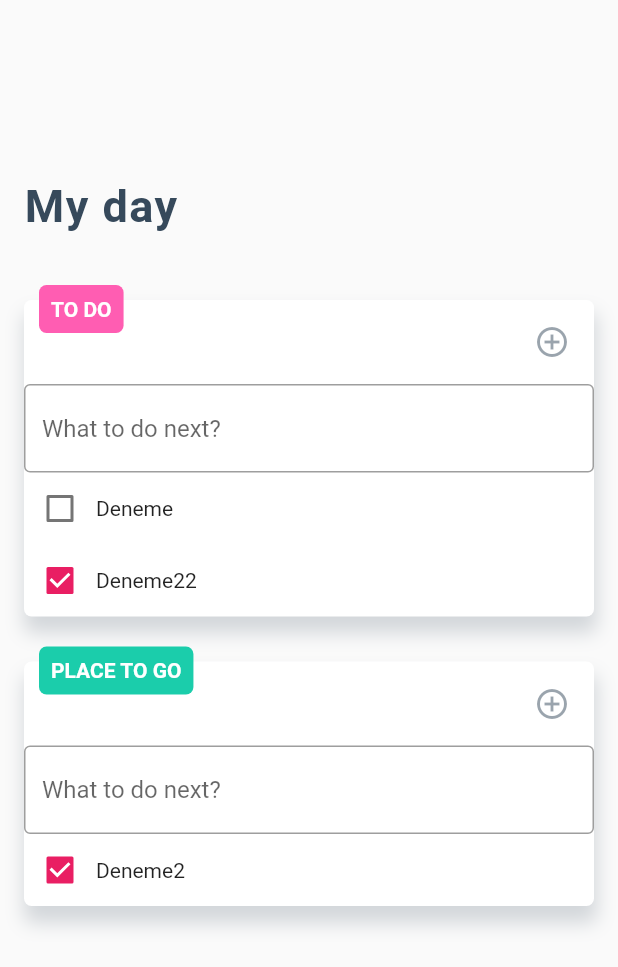
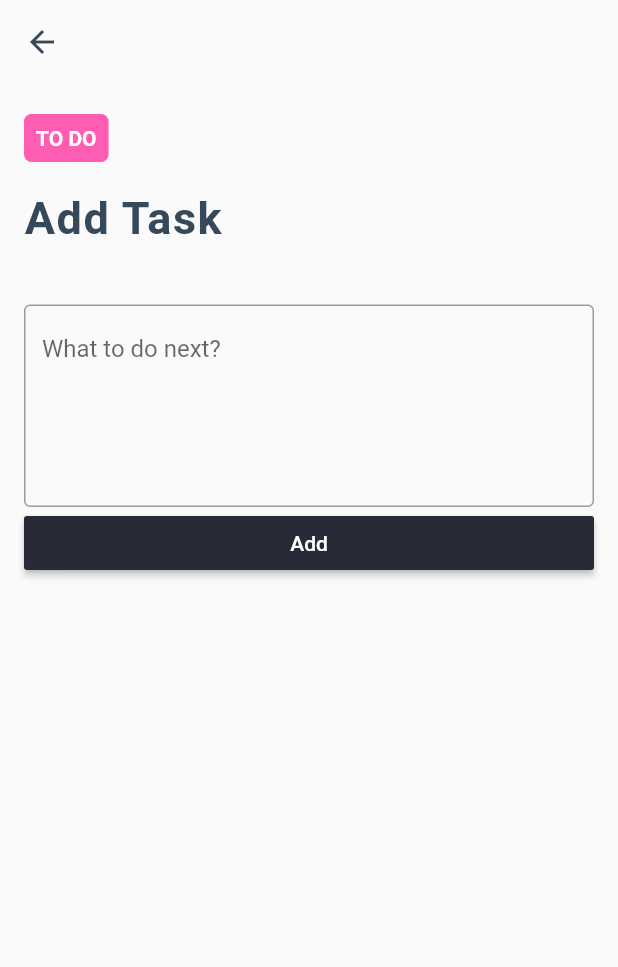
Before and after one commit to muraterd/flutter_challenges, a Flutter app: the screen it shows after launch, after a tap on the "add circle outline" icon, on a phone screen of 412 x 824 dp. Shown: the top 967 px of the screen. Run offline on Flutter 3.47's test engine with Material 2 defaults, Android fonts, the phone set to English and light mode, and no system bars; Roboto replaces fonts that are missing (Helvetica).

Commit message:
Add new task screen

```diff
--- /dev/null
+++ b/todo_app_1/lib/components/ToDoItem.dart
@@ -0,0 +1,22 @@
+import 'package:flutter/material.dart';
+import 'package:todo_app/models/ToDoItemModel.dart';
+
+class ToDoItem extends StatelessWidget {
+  const ToDoItem({Key key, this.model}) : super(key: key);
+
+  final ToDoItemModel model;
+
+  @override
+  Widget build(BuildContext context) {
+    return Row(
+      children: <Widget>[
+        Checkbox(
+          value: model.isCompleted,
+          onChanged: (a) {},
+          activeColor: Colors.pink,
+        ),
+        Text(model.text),
+      ],
+    );
+  }
+}
--- /dev/null
+++ b/todo_app_1/lib/components/ToDoLabel.dart
@@ -0,0 +1,29 @@
+import 'package:flutter/material.dart';
+
+class ToDoLabel extends StatelessWidget {
+  const ToDoLabel({Key key, this.text, this.bgColor = const Color(0xFFFF5DB2)})
+      : super(key: key);
+
+  final String text;
+  final Color bgColor;
+
+  @override
+  Widget build(BuildContext context) {
+    return Container(
+      child: Padding(
+        padding: const EdgeInsets.all(8.0),
+        child: Text(
+          text,
+          style: TextStyle(
+            color: Colors.white,
+            fontWeight: FontWeight.w700,
+          ),
+        ),
+      ),
+      decoration: BoxDecoration(
+        color: bgColor,
+        borderRadius: BorderRadius.all(Radius.circular(5)),
+      ),
+    );
+  }
+}
--- /dev/null
+++ b/todo_app_1/lib/components/ToDoList.dart
@@ -0,0 +1,136 @@
+import 'package:flutter/material.dart';
+import 'package:todo_app/assets/Colors.dart';
+import 'package:todo_app/assets/Styles.dart';
+import 'package:todo_app/components/ToDoItem.dart';
+import 'package:todo_app/components/ToDoLabel.dart';
+import 'package:todo_app/models/ToDoItemModel.dart';
+import 'package:todo_app/Istanbay.dart' as IstanbayUI;
+import 'package:todo_app/screens/AddTaskScreen.dart';
+
+class ToDoList extends StatelessWidget {
+  const ToDoList(
+      {Key key,
+      this.todoList = const [],
+      this.color = Palette.Title,
+      this.title})
+      : super(key: key);
+
+  final List<ToDoItemModel> todoList;
+  final Color color;
+  final String title;
+
+  @override
+  Widget build(BuildContext context) {
+    return Stack(
+      overflow: Overflow.visible,
+      children: <Widget>[
+        Container(
+          decoration: BoxDecoration(
+            color: Colors.white,
+            borderRadius: BorderRadius.all(Radius.circular(5)),
+            boxShadow: [
+              BoxShadow(
+                color: Palette.Title.withOpacity(.2),
+                blurRadius: 10.0, // has the effect of softening the shadow
+                spreadRadius: 1.0, // has the effect of extending the shadow
+                offset: Offset(
+                  1.0, // horizontal, move right 10
+                  10.0, // vertical, move down 10
+                ),
+              )
+            ],
+          ),
+          alignment: Alignment.topLeft,
+          child: Column(
+            children: <Widget>[
+              Row(
+                mainAxisAlignment: MainAxisAlignment.end,
+                children: <Widget>[
+                  IstanbayUI.IconButton(
+                    params: IstanbayUI.IconButtonParams(
+                      icon: Icon(
+                        Icons.add_circle_outline,
+                        color: Palette.Title.withOpacity(.5),
+                      ),
+                      onPress: () {
+                        Navigator.push(
+                          context,
+                          MaterialPageRoute(
+                              builder: (context) => AddTaskScreen(
+                                    title: title,
+                                    color: color,
+                                  )),
+                        );
+                      },
+                    ),
+                  )
+                ],
+              ),
+              for (var item in todoList)
+                ToDoItem(
+                  model: item,
+                )
+            ],
+          ),
+        ),
+        Positioned(
+          top: -10,
+          left: 10,
+          child: ToDoLabel(
+            text: title ?? '',
+            bgColor: color,
+          ),
+        )
+      ],
+    );
+  }
+}
+
+void showNewPanel(context) {
+  showModalBottomSheet(
+      context: context,
+      builder: (_) {
+        return Container(
+          height: 500,
+          child: Padding(
+            padding: const EdgeInsets.all(16.0),
+            child: new Column(
+              crossAxisAlignment: CrossAxisAlignment.start,
+              children: <Widget>[
+                ToDoLabel(
+                  text: 'TO DO',
+                ),
+                SizedBox(
+                  height: 20,
+                ),
+                Text(
+                  'Add Task',
+                  style: Styles.Title,
+                ),
+                SizedBox(
+                  height: 40,
+                ),
+
+                //sdfds
+                TextField(
+                  decoration: InputDecoration(
+                    hintText: 'What to do next?',
+                    border: new OutlineInputBorder(
+                      borderSide: new BorderSide(
+                        color: Colors.pink,
+                      ),
+                    ),
+                    focusedBorder: const OutlineInputBorder(
+                      borderSide: const BorderSide(
+                        color: Colors.pink,
+                        width: 2.0,
+                      ),
+                    ),
+                  ),
+                )
+              ],
+            ),
+          ),
+        );
+      });
+}
--- a/todo_app_1/lib/main.dart
+++ b/todo_app_1/lib/main.dart
@@ -1,9 +1,6 @@
 import 'package:flutter/material.dart';
-import 'package:todo_app/Istanbay.dart';
-import 'package:todo_app/Istanbay.dart' as IstanbayUI;
 import 'package:todo_app/assets/Colors.dart';
-import 'package:todo_app/assets/Styles.dart';
-import 'package:todo_app/models/ToDoItemModel.dart';
+import 'package:todo_app/screens/IndexScreen.dart';
 
 void main() => runApp(MyApp());
 
@@ -15,203 +12,15 @@ class MyApp extends StatelessWidget {
       title: 'Flutter Demo',
       debugShowCheckedModeBanner: false,
       home: IndexScreen(),
-    );
-  }
-}
-
-class IndexScreen extends StatelessWidget {
-  @override
-  Widget build(BuildContext context) {
-    return Scaffold(
-      body: Column(
-        children: <Widget>[
-          Expanded(
-            child: SingleChildScrollView(
-              child: Column(
-                crossAxisAlignment: CrossAxisAlignment.start,
-                children: <Widget>[
-                  new Title(
-                    text: 'My day',
-                  ),
-                  Padding(
-                    padding: const EdgeInsets.symmetric(
-                        horizontal: 16.0, vertical: 15),
-                    child: new ToDoList(
-                      todoList: [
-                        ToDoItemModel(text: 'Deneme', isCompleted: false),
-                        ToDoItemModel(text: 'Deneme22', isCompleted: true),
-                      ],
-                      label: ToDoLabel(
-                        text: 'TO DO',
-                        bgColor: Color(0xFFFF5DB2),
-                      ),
-                    ),
-                  ),
-                  Padding(
-                    padding: const EdgeInsets.symmetric(
-                        horizontal: 16.0, vertical: 15),
-                    child: new ToDoList(
-                      todoList: [
-                        ToDoItemModel(text: 'Deneme2', isCompleted: true)
-                      ],
-                      label: ToDoLabel(
-                        text: 'PLACE TO GO',
-                        bgColor: Color(0xFF1BCDAB),
-                      ),
-                    ),
-                  ),
-                ],
-              ),
-            ),
+      theme: ThemeData(
+        appBarTheme: AppBarTheme(
+          elevation: 0,
+          color: Colors.transparent,
+          iconTheme: IconThemeData(
+            color: Palette.Title,
           ),
-        ],
-      ),
-    );
-  }
-}
-
-class ToDoList extends StatelessWidget {
-  const ToDoList({Key key, @required this.label, this.todoList = const []})
-      : super(key: key);
-
-  final Widget label;
-  final List<ToDoItemModel> todoList;
-
-  @override
-  Widget build(BuildContext context) {
-    return Stack(
-      overflow: Overflow.visible,
-      children: <Widget>[
-        Container(
-          decoration: BoxDecoration(
-            color: Colors.white,
-            borderRadius: BorderRadius.all(Radius.circular(5)),
-            boxShadow: [
-              BoxShadow(
-                color: Palette.Title.withOpacity(.2),
-                blurRadius: 10.0, // has the effect of softening the shadow
-                spreadRadius: 1.0, // has the effect of extending the shadow
-                offset: Offset(
-                  1.0, // horizontal, move right 10
-                  10.0, // vertical, move down 10
-                ),
-              )
-            ],
-          ),
-          alignment: Alignment.topLeft,
-          child: Column(
-            children: <Widget>[
-              Row(
-                mainAxisAlignment: MainAxisAlignment.end,
-                children: <Widget>[
-                  IstanbayUI.IconButton(
-                    params: IconButtonParams(
-                      icon: Icon(
-                        Icons.add_circle_outline,
-                        color: Palette.Title.withOpacity(.5),
-                      ),
-                      onPress: () {},
-                    ),
-                  )
-                ],
-              ),
-              TextField(
-                decoration: InputDecoration(
-                  hintText: 'What to do next?',
-                  border: new OutlineInputBorder(
-                    borderSide: new BorderSide(
-                      color: Colors.pink,
-                    ),
-                  ),
-                  focusedBorder: const OutlineInputBorder(
-                    borderSide: const BorderSide(
-                      color: Colors.pink,
-                      width: 2.0,
-                    ),
-                  ),
-                ),
-              ),
-              for (var item in todoList)
-                ToDoItem(
-                  model: item,
-                )
-            ],
-          ),
-        ),
-        label,
-      ],
-    );
-  }
-}
-
-class ToDoItem extends StatelessWidget {
-  const ToDoItem({Key key, this.model}) : super(key: key);
-
-  final ToDoItemModel model;
-
-  @override
-  Widget build(BuildContext context) {
-    return Row(
-      children: <Widget>[
-        Checkbox(
-          value: model.isCompleted,
-          onChanged: (a) {},
-          activeColor: Colors.pink,
-        ),
-        Text(model.text),
-      ],
-    );
-  }
-}
-
-class ToDoLabel extends StatelessWidget {
-  const ToDoLabel({Key key, this.text, this.bgColor = const Color(0xFFFF5DB2)})
-      : super(key: key);
-
-  final String text;
-  final Color bgColor;
-
-  @override
-  Widget build(BuildContext context) {
-    return Positioned(
-      top: -10,
-      left: 10,
-      child: Container(
-        child: Padding(
-          padding: const EdgeInsets.all(8.0),
-          child: Text(
-            text,
-            style: TextStyle(
-              color: Colors.white,
-              fontWeight: FontWeight.w700,
-            ),
-          ),
-        ),
-        decoration: BoxDecoration(
-          color: bgColor,
-          borderRadius: BorderRadius.all(Radius.circular(5)),
         ),
       ),
     );
   }
 }
-
-class Title extends StatelessWidget {
-  const Title({
-    this.text,
-    Key key,
-  }) : super(key: key);
-
-  final String text;
-
-  @override
-  Widget build(BuildContext context) {
-    return Padding(
-      padding: const EdgeInsets.only(top: 120.0, left: 16, bottom: 30),
-      child: Text(
-        text,
-        style: Styles.Title,
-      ),
-    );
-  }
-}
--- /dev/null
+++ b/todo_app_1/lib/screens/AddTaskScreen.dart
@@ -0,0 +1,72 @@
+import 'package:flutter/material.dart';
+import 'package:flutter/widgets.dart';
+import 'package:todo_app/assets/Styles.dart';
+import 'package:todo_app/components/ToDoLabel.dart';
+
+class AddTaskScreen extends StatelessWidget {
+  AddTaskScreen({this.title, this.color});
+
+  final String title;
+  final Color color;
+
+  @override
+  Widget build(BuildContext context) {
+    return Scaffold(
+      appBar: AppBar(),
+      body: GestureDetector(
+        behavior: HitTestBehavior.translucent,
+        onTap: () {
+          FocusScope.of(context).requestFocus(new FocusNode());
+        },
+        child: Padding(
+          padding: const EdgeInsets.symmetric(horizontal: 16),
+          child: Column(
+            crossAxisAlignment: CrossAxisAlignment.start,
+            children: <Widget>[
+              SizedBox(
+                height: 20,
+              ),
+              ToDoLabel(
+                text: title,
+                bgColor: color,
+              ),
+              SizedBox(
+                height: 20,
+              ),
+              Text(
+                'Add Task',
+                style: Styles.Title,
+              ),
+              SizedBox(
+                height: 40,
+              ),
+              TextField(
+                keyboardType: TextInputType.multiline,
+                maxLines: 5,
+                decoration: InputDecoration(
+                  hintText: 'What to do next?',
+                  border: new OutlineInputBorder(),
+                  focusedBorder: OutlineInputBorder(
+                    borderSide: BorderSide(
+                      color: color,
+                      width: 2.0,
+                    ),
+                  ),
+                ),
+              ),
+              SizedBox(
+                width: double.infinity,
+                child: RaisedButton(
+                  textColor: Colors.white,
+                  color: Color(0xFF282A37),
+                  child: Text('Add'),
+                  onPressed: () {},
+                ),
+              ),
+            ],
+          ),
+        ),
+      ),
+    );
+  }
+}
--- /dev/null
+++ b/todo_app_1/lib/screens/IndexScreen.dart
@@ -0,0 +1,72 @@
+import 'package:flutter/material.dart';
+import 'package:todo_app/assets/Styles.dart';
+import 'package:todo_app/components/ToDoLabel.dart';
+import 'package:todo_app/components/ToDoList.dart';
+import 'package:todo_app/models/ToDoItemModel.dart';
+
+class IndexScreen extends StatelessWidget {
+  @override
+  Widget build(BuildContext context) {
+    return Scaffold(
+      body: Column(
+        children: <Widget>[
+          Expanded(
+            child: SingleChildScrollView(
+              child: Column(
+                crossAxisAlignment: CrossAxisAlignment.start,
+                children: <Widget>[
+                  new Title(
+                    text: 'My day',
+                  ),
+                  Padding(
+                    padding: const EdgeInsets.symmetric(
+                        horizontal: 16.0, vertical: 15),
+                    child: new ToDoList(
+                      todoList: [
+                        ToDoItemModel(text: 'Deneme', isCompleted: false),
+                        ToDoItemModel(text: 'Deneme22', isCompleted: true),
+                      ],
+                      title: 'TO DO',
+                      color: Color(0xFFFF5DB2),
+                    ),
+                  ),
+                  Padding(
+                    padding: const EdgeInsets.symmetric(
+                        horizontal: 16.0, vertical: 15),
+                    child: new ToDoList(
+                      todoList: [
+                        ToDoItemModel(text: 'Deneme2', isCompleted: true)
+                      ],
+                      title: 'PLACE TO GO',
+                      color: Color(0xFF1BCDAB),
+                    ),
+                  ),
+                ],
+              ),
+            ),
+          ),
+        ],
+      ),
+    );
+  }
+}
+
+class Title extends StatelessWidget {
+  const Title({
+    this.text,
+    Key key,
+  }) : super(key: key);
+
+  final String text;
+
+  @override
+  Widget build(BuildContext context) {
+    return Padding(
+      padding: const EdgeInsets.only(top: 120.0, left: 16, bottom: 30),
+      child: Text(
+        text,
+        style: Styles.Title,
+      ),
+    );
+  }
+}
```
Also changed, not shown: todo_app_1/example/design.png (added).
